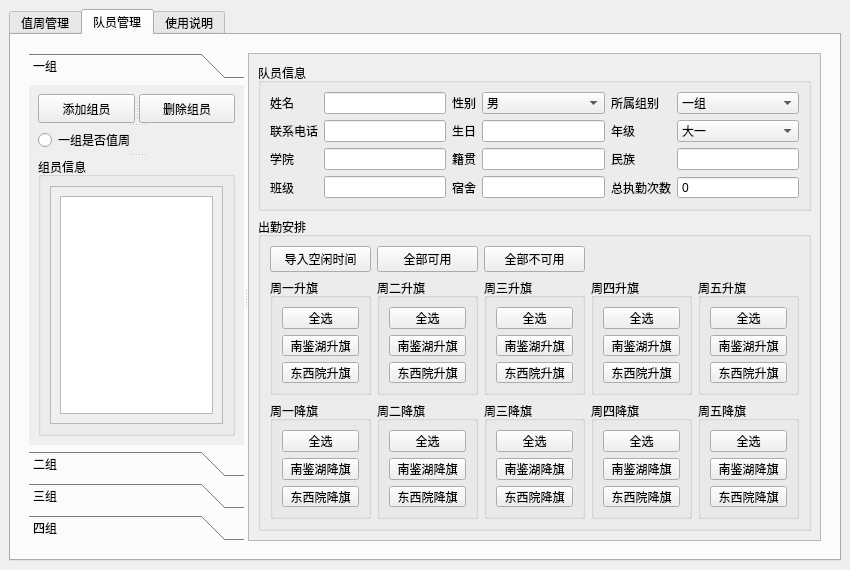
Above: systemwindow.ui from FY-ming/WHUT-workSystem-window-version before the change. Below: the same form after it.
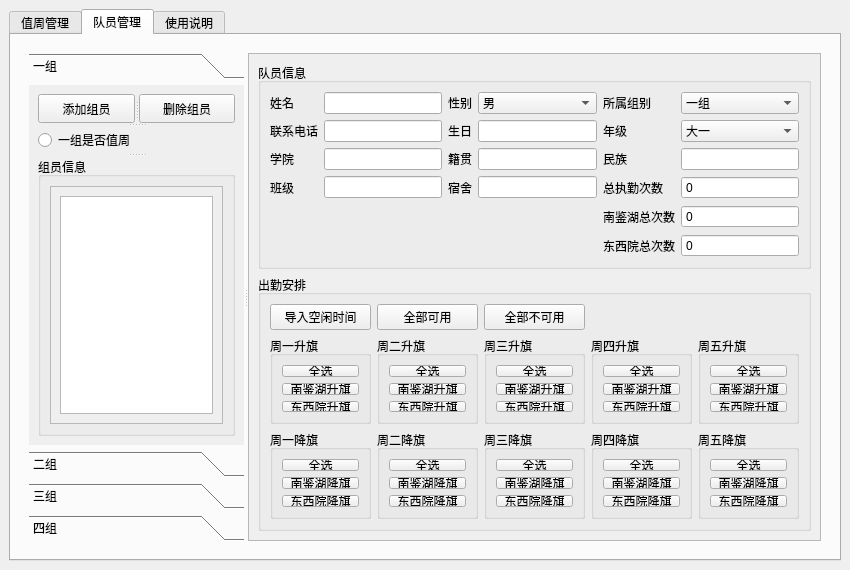
That is the form after the change. Icons and pictures are not drawn.

Commit message: 更新排表规则，优化南鉴湖、东西院分配不平衡问题。 添加排表结果展示内容，显示南鉴湖、东西院执勤次数

Patch:
```diff
--- a/systemwindow.ui
+++ b/systemwindow.ui
@@ -1011,6 +1011,52 @@
                         </property>
                        </widget>
                       </item>
+                      <item row="4" column="9">
+                       <widget class="QLabel" name="njh_total_times_label">
+                        <property name="text">
+                         <string>南鉴湖总次数</string>
+                        </property>
+                       </widget>
+                      </item>
+                      <item row="4" column="11">
+                       <widget class="QSpinBox" name="njh_total_times_spinBox">
+                        <property name="readOnly">
+                         <bool>true</bool>
+                        </property>
+                        <property name="buttonSymbols">
+                         <enum>QAbstractSpinBox::NoButtons</enum>
+                        </property>
+                        <property name="focusPolicy">
+                         <enum>Qt::NoFocus</enum>
+                        </property>
+                        <property name="maximum">
+                         <number>1000</number>
+                        </property>
+                       </widget>
+                      </item>
+                      <item row="5" column="9">
+                       <widget class="QLabel" name="dxy_total_times_label">
+                        <property name="text">
+                         <string>东西院总次数</string>
+                        </property>
+                       </widget>
+                      </item>
+                      <item row="5" column="11">
+                       <widget class="QSpinBox" name="dxy_total_times_spinBox">
+                        <property name="readOnly">
+                         <bool>true</bool>
+                        </property>
+                        <property name="buttonSymbols">
+                         <enum>QAbstractSpinBox::NoButtons</enum>
+                        </property>
+                        <property name="focusPolicy">
+                         <enum>Qt::NoFocus</enum>
+                        </property>
+                        <property name="maximum">
+                         <number>1000</number>
+                        </property>
+                       </widget>
+                      </item>
                      </layout>
                     </widget>
                    </item>
```
The commit also changes 5 other files.
